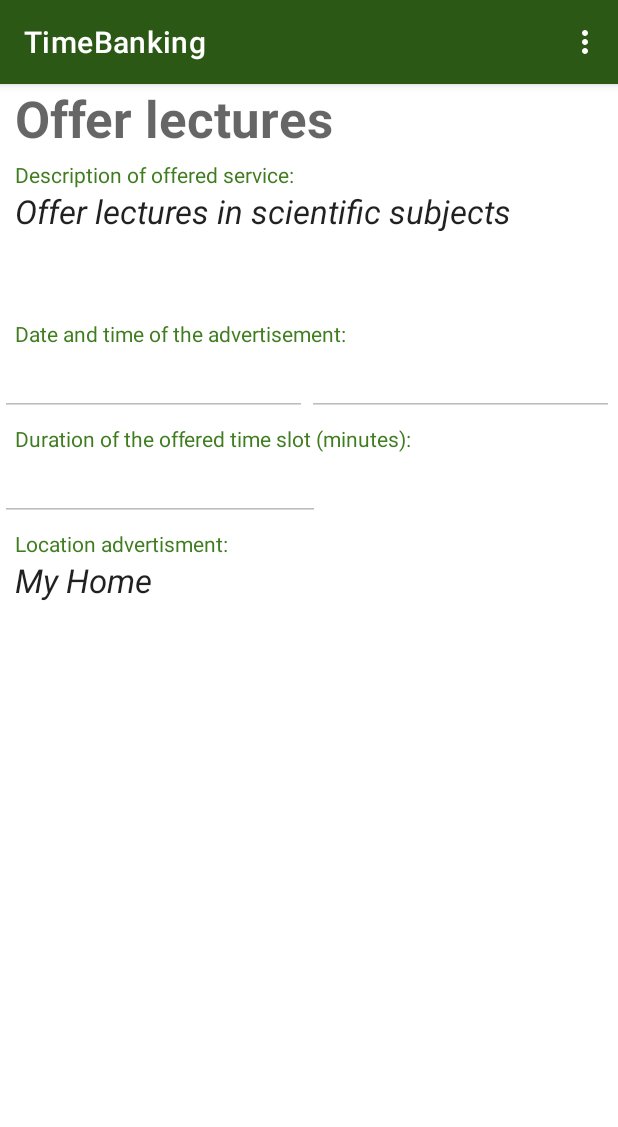
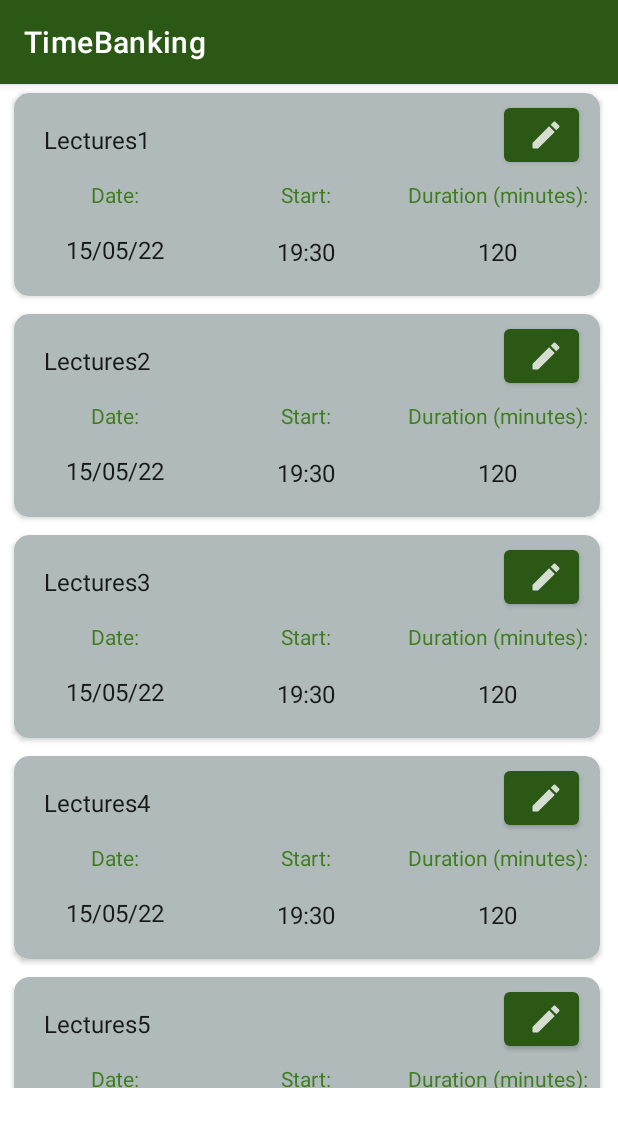
Before and after one commit to Mariagrazia98/Timebanking, an Android app: the screen it shows after launch (MainActivity), on a phone screen of 412 x 824 dp. Shown: the top 1127 px of the screen. Run offline under Robolectric (Android 15) with nearby library versions, the phone set to English and light mode, and no system bars; our stand-ins replace navigation-ui.

Commit message:
navigation between slot list and detail

```diff
--- a/app/src/main/java/it/polito/timebanking/MyTimeSlotRecyclerViewAdapter.kt
+++ b/app/src/main/java/it/polito/timebanking/MyTimeSlotRecyclerViewAdapter.kt
@@ -6,6 +6,12 @@ import android.view.View
 import android.view.ViewGroup
 import android.widget.Button
 import android.widget.TextView
+import androidx.cardview.widget.CardView
+import androidx.fragment.app.FragmentManager
+import androidx.navigation.findNavController
+import androidx.navigation.fragment.NavHostFragment.Companion.findNavController
+import androidx.navigation.fragment.findNavController
+import androidx.navigation.ui.NavigationUI
 import it.polito.timebanking.placeholder.PlaceholderContent.PlaceholderItem
 
 /**
@@ -25,12 +31,23 @@ class MyTimeSlotRecyclerViewAdapter(val data: MutableList<ItemSlot>) : RecyclerV
         private val time: TextView = v.findViewById(R.id.slot_time)
         private val duration: TextView = v.findViewById(R.id.slot_duration)
         //private val editButton: Button = v.findViewById(R.id.edit_slot_button)
+        val cv: CardView = v.findViewById(R.id.cv)
+        val button: Button = v.findViewById(R.id.button)
 
         fun bind(item: ItemSlot, action: (v: View)->Unit){
             title.text = item.title
             date.text = item.date
             time.text = item.time
             duration.text = item.duration.toString()
+
+            cv.setOnClickListener{
+                findNavController(FragmentManager.findFragment(it)).navigate(R.id.action_timeSlotListFragment_to_timeSlotDetailsFragment)
+            }
+
+            button.setOnClickListener{
+                findNavController(FragmentManager.findFragment(it)).navigate(R.id.action_timeSlotListFragment_to_timeSlotEditFragment2)
+            }
+
         }
 
         fun unbind(){}
--- a/app/src/main/res/layout/fragment_time_slot_list.xml
+++ b/app/src/main/res/layout/fragment_time_slot_list.xml
@@ -1,25 +1,23 @@
 <?xml version="1.0" encoding="utf-8"?>
 <LinearLayout xmlns:android="http://schemas.android.com/apk/res/android"
+    xmlns:app="http://schemas.android.com/apk/res-auto"
     android:layout_width="match_parent"
     android:layout_height="wrap_content"
     android:orientation="vertical">
 
     <androidx.cardview.widget.CardView
+        android:id="@+id/cv"
         android:layout_width="match_parent"
-        android:layout_height="match_parent">
+        android:layout_height="match_parent"
+        app:cardBackgroundColor="#B0BABA"
+        app:cardCornerRadius="10dp"
+        app:cardUseCompatPadding="true"
+        app:contentPadding="4dp">
 
         <LinearLayout
             android:layout_width="match_parent"
             android:layout_height="match_parent"
             android:orientation="vertical">
-
-            <TextView
-                android:id="@+id/slot_title"
-                android:layout_width="wrap_content"
-                android:layout_height="wrap_content"
-                android:layout_margin="@dimen/text_margin"
-                android:text="Lectures"
-                android:textAppearance="?attr/textAppearanceListItem" />
 
             <LinearLayout
                 android:layout_width="match_parent"
@@ -27,28 +25,112 @@
                 android:orientation="horizontal">
 
                 <TextView
+                    android:id="@+id/slot_title"
+                    android:layout_width="0dp"
+                    android:layout_height="wrap_content"
+                    android:layout_gravity="center"
+                    android:layout_margin="@dimen/text_margin"
+                    android:layout_weight="1"
+                    android:text="Lectures"
+                    android:textAppearance="?attr/textAppearanceListItem" />
+
+                <Button
+                    android:id="@+id/button"
+                    android:layout_width="50dp"
+                    android:layout_height="wrap_content"
+                    android:layout_marginEnd="10dp"
+                    app:icon="@drawable/ic_editpencil" />
+            </LinearLayout>
+
+            <LinearLayout
+                android:layout_width="match_parent"
+                android:layout_height="wrap_content"
+                android:orientation="horizontal">
+
+                <LinearLayout
+                    android:layout_width="0dp"
+                    android:layout_height="wrap_content"
+                    android:layout_weight="1"
+                    android:orientation="vertical">
+
+                    <TextView
+                        android:id="@+id/dateAdvertisementText"
+                        android:layout_width="wrap_content"
+                        android:layout_height="0dp"
+                        android:layout_gravity="center"
+                        android:layout_weight="1"
+                        android:enabled="false"
+                        android:text="Date:"
+                        android:textAppearance="@style/TextAppearance.AppCompat.Small"
+                        android:textColor="@color/purple_200" />
+
+                    <TextView
                         android:id="@+id/slot_date"
                         android:layout_width="wrap_content"
-                    android:layout_height="wrap_content"
+                        android:layout_height="0dp"
+                        android:layout_gravity="center"
                         android:layout_margin="@dimen/text_margin"
+                        android:layout_weight="1"
                         android:text="15/05/22"
                         android:textAppearance="?attr/textAppearanceListItem" />
+                </LinearLayout>
+
+                <LinearLayout
+                    android:layout_width="0dp"
+                    android:layout_height="match_parent"
+                    android:layout_weight="1"
+                    android:orientation="vertical">
+
+                    <TextView
+                        android:id="@+id/startTimeAdvertisementText"
+                        android:layout_width="wrap_content"
+                        android:layout_height="0dp"
+                        android:layout_gravity="center"
+                        android:layout_weight="1"
+                        android:enabled="false"
+                        android:text="Start:"
+                        android:textAppearance="@style/TextAppearance.AppCompat.Small"
+                        android:textColor="@color/purple_200" />
 
                     <TextView
                         android:id="@+id/slot_time"
                         android:layout_width="wrap_content"
-                    android:layout_height="wrap_content"
+                        android:layout_height="0dp"
+                        android:layout_gravity="center"
                         android:layout_margin="@dimen/text_margin"
+                        android:layout_weight="1"
                         android:text="19:30"
                         android:textAppearance="?attr/textAppearanceListItem" />
+                </LinearLayout>
+
+                <LinearLayout
+                    android:layout_width="0dp"
+                    android:layout_height="match_parent"
+                    android:layout_weight="1"
+                    android:orientation="vertical">
+
+                    <TextView
+                        android:id="@+id/durationAdvertisementText"
+                        android:layout_width="wrap_content"
+                        android:layout_height="0dp"
+                        android:layout_gravity="center"
+                        android:layout_weight="1"
+                        android:enabled="false"
+                        android:text="Duration (minutes):"
+                        android:textAppearance="@style/TextAppearance.AppCompat.Small"
+                        android:textColor="@color/purple_200" />
 
                     <TextView
                         android:id="@+id/slot_duration"
                         android:layout_width="wrap_content"
-                    android:layout_height="wrap_content"
+                        android:layout_height="0dp"
+                        android:layout_gravity="center"
                         android:layout_margin="@dimen/text_margin"
+                        android:layout_weight="1"
                         android:text="120"
                         android:textAppearance="?attr/textAppearanceListItem" />
+                </LinearLayout>
+
             </LinearLayout>
         </LinearLayout>
 
--- a/app/src/main/res/layout/fragment_time_slot_list_list.xml
+++ b/app/src/main/res/layout/fragment_time_slot_list_list.xml
@@ -1,14 +1,23 @@
 <?xml version="1.0" encoding="utf-8"?>
-<androidx.recyclerview.widget.RecyclerView xmlns:android="http://schemas.android.com/apk/res/android"
+<LinearLayout xmlns:android="http://schemas.android.com/apk/res/android"
     xmlns:app="http://schemas.android.com/apk/res-auto"
     xmlns:tools="http://schemas.android.com/tools"
-    android:id="@+id/rv"
-    android:name="it.polito.mainActivity.TimeSlotListFragment"
     android:layout_width="match_parent"
     android:layout_height="match_parent"
-    android:layout_marginLeft="16dp"
-    android:layout_marginRight="16dp"
-    android:paddingBottom="60dp"
-    app:layoutManager="LinearLayoutManager"
-    tools:context=".TimeSlotListFragment"
-    tools:listitem="@layout/fragment_time_slot_list" />
+    android:orientation="vertical">
+
+    <androidx.recyclerview.widget.RecyclerView
+        android:id="@+id/rv"
+        android:name="it.polito.mainActivity.TimeSlotListFragment"
+        android:layout_width="match_parent"
+        android:layout_height="match_parent"
+        android:paddingStart="4dp"
+        android:paddingEnd="4dp"
+        android:paddingBottom="60dp"
+        app:layoutManager="LinearLayoutManager"
+        tools:context=".TimeSlotListFragment"
+        tools:listitem="@layout/fragment_time_slot_list">
+
+    </androidx.recyclerview.widget.RecyclerView>
+
+</LinearLayout>
--- a/app/src/main/res/navigation/navigation.xml
+++ b/app/src/main/res/navigation/navigation.xml
@@ -4,7 +4,7 @@
     xmlns:app="http://schemas.android.com/apk/res-auto"
     xmlns:tools="http://schemas.android.com/tools"
     android:id="@+id/main"
-    app:startDestination="@id/timeSlotDetailsFragment">
+    app:startDestination="@id/timeSlotListFragment">
     <fragment
         android:id="@+id/timeSlotDetailsFragment"
         android:name="it.polito.timebanking.TimeSlotDetailsFragment"
@@ -27,5 +27,8 @@
         <action
             android:id="@+id/action_timeSlotListFragment_to_timeSlotDetailsFragment"
             app:destination="@id/timeSlotDetailsFragment" />
+        <action
+            android:id="@+id/action_timeSlotListFragment_to_timeSlotEditFragment2"
+            app:destination="@id/timeSlotEditFragment" />
     </fragment>
 </navigation>
```
Lines whose indentation alone changed are shown as unchanged.
